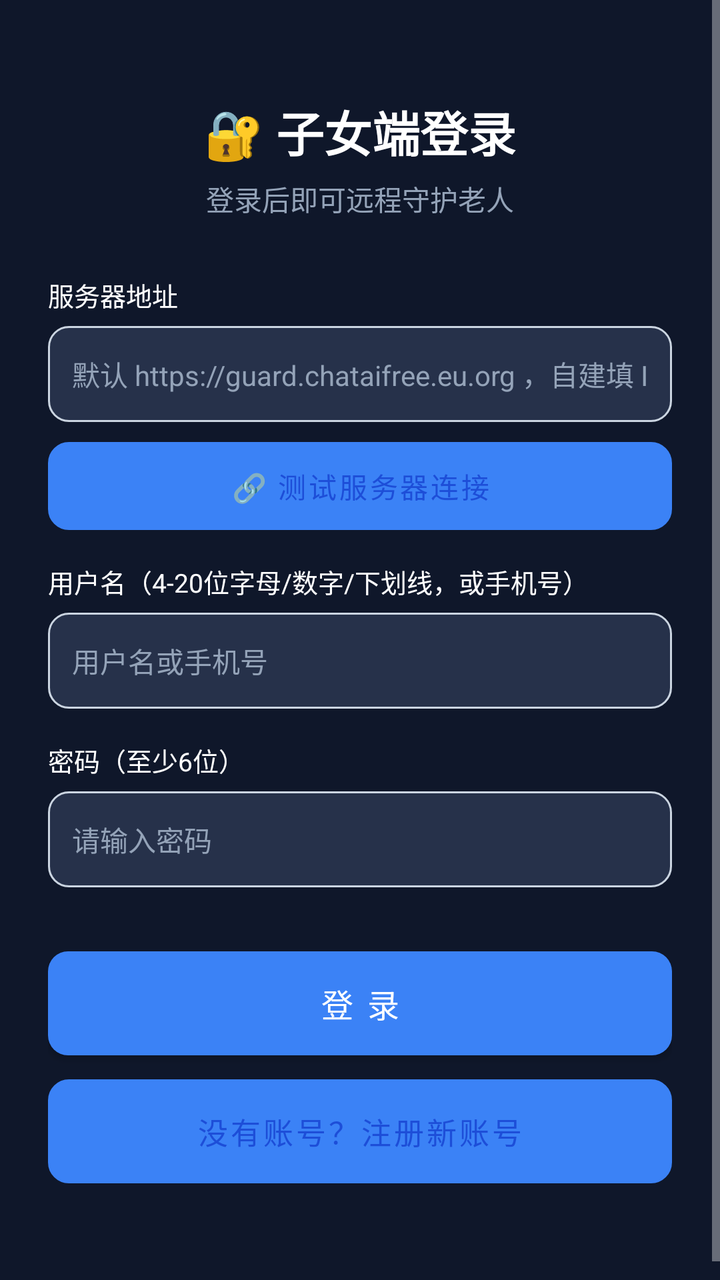
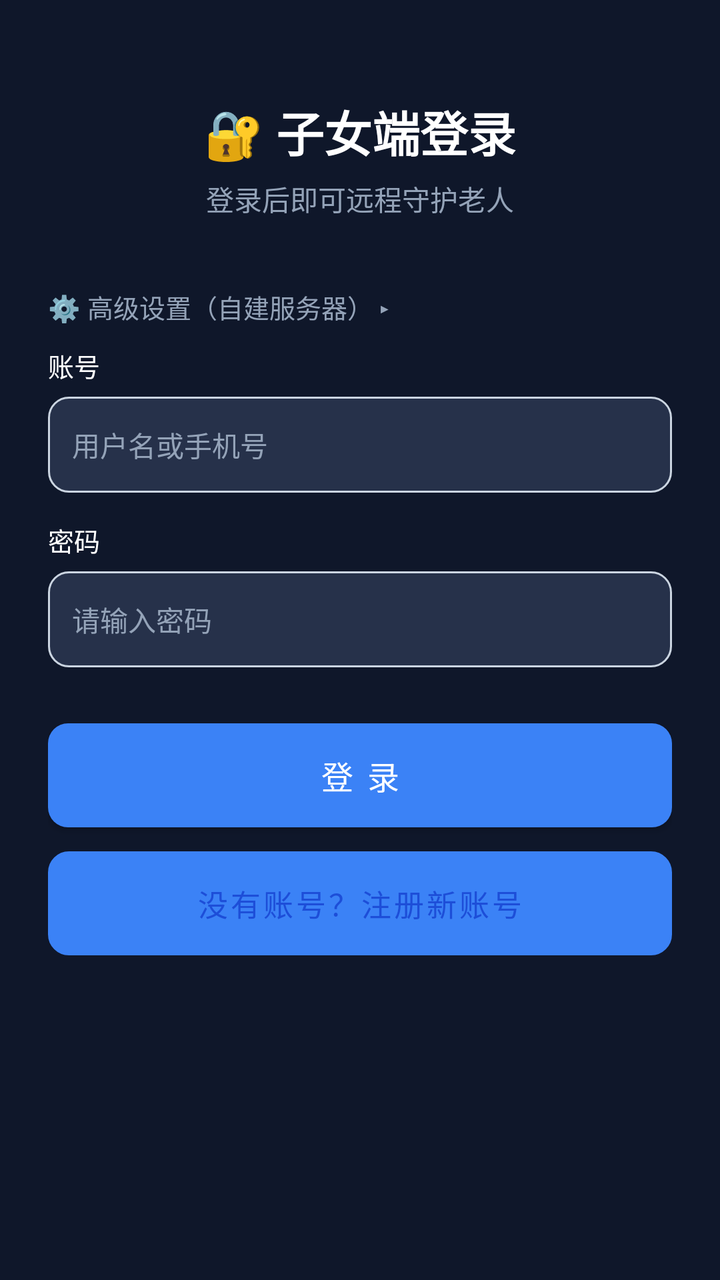

Two renders of the same Android screen: before a commit and after it. Below are the layout's source before the change and the commit's diff.
<!-- AndroidManifest.xml: application theme Theme.AntiFraudGuard -->
<!-- res/layout/activity_family_login.xml -->
<?xml version="1.0" encoding="utf-8"?>
<ScrollView xmlns:android="http://schemas.android.com/apk/res/android"
    android:layout_width="match_parent"
    android:layout_height="match_parent"
    android:background="?attr/appBg"
    android:fillViewport="true">

    <LinearLayout
        android:layout_width="match_parent"
        android:layout_height="wrap_content"
        android:orientation="vertical"
        android:padding="24dp">

        <TextView
            android:id="@+id/tv_login_title"
            android:layout_width="wrap_content"
            android:layout_height="wrap_content"
            android:layout_gravity="center_horizontal"
            android:layout_marginTop="24dp"
            android:text="🔐 子女端登录"
            android:textColor="?attr/appText"
            android:textSize="24sp"
            android:textStyle="bold" />

        <TextView
            android:layout_width="wrap_content"
            android:layout_height="wrap_content"
            android:layout_gravity="center_horizontal"
            android:layout_marginTop="6dp"
            android:layout_marginBottom="28dp"
            android:text="登录后即可远程守护老人"
            android:textColor="?attr/appTextDim"
            android:textSize="14sp" />

        <TextView
            android:layout_width="wrap_content"
            android:layout_height="wrap_content"
            android:text="服务器地址"
            android:textColor="?attr/appText"
            android:textSize="13sp" />

        <EditText
            android:id="@+id/et_server_url"
            android:layout_width="match_parent"
            android:layout_height="48dp"
            android:layout_marginTop="6dp"
            android:background="@drawable/bg_input"
            android:hint="默认 https://guard.chataifree.eu.org ，自建填 IP:3000"
            android:textColor="?attr/appText"
            android:textColorHint="#94A3B8"
            android:inputType="textUri"
            android:paddingHorizontal="12dp"
            android:textSize="14sp" />

        <Button
            android:id="@+id/btn_test_connection"
            android:layout_width="match_parent"
            android:layout_height="44dp"
            android:layout_marginTop="10dp"
            android:background="@drawable/bg_input"
            android:backgroundTint="#00000000"
            android:stateListAnimator="@null"
            android:text="🔗 测试服务器连接"
            android:textColor="#1D4ED8"
            android:textSize="14sp" />

        <TextView
            android:layout_width="wrap_content"
            android:layout_height="wrap_content"
            android:layout_marginTop="16dp"
            android:text="用户名（4-20位字母/数字/下划线，或手机号）"
            android:textColor="?attr/appText"
            android:textSize="13sp" />

        <EditText
            android:id="@+id/et_username"
            android:layout_width="match_parent"
            android:layout_height="48dp"
            android:layout_marginTop="6dp"
            android:background="@drawable/bg_input"
            android:hint="用户名或手机号"
            android:textColor="?attr/appText"
            android:textColorHint="#94A3B8"
            android:inputType="text"
            android:paddingHorizontal="12dp"
            android:textSize="14sp" />

        <TextView
            android:layout_width="wrap_content"
            android:layout_height="wrap_content"
            android:layout_marginTop="16dp"
            android:text="密码（至少6位）"
            android:textColor="?attr/appText"
            android:textSize="13sp" />

        <EditText
            android:id="@+id/et_password"
            android:layout_width="match_parent"
            android:layout_height="48dp"
            android:layout_marginTop="6dp"
            android:background="@drawable/bg_input"
            android:hint="请输入密码"
            android:textColor="?attr/appText"
            android:textColorHint="#94A3B8"
            android:inputType="textPassword"
            android:paddingHorizontal="12dp"
            android:textSize="14sp" />

        <TextView
            android:id="@+id/label_phone"
            android:layout_width="wrap_content"
            android:layout_height="wrap_content"
            android:layout_marginTop="16dp"
            android:text="手机号 *（必填，紧急时一键拨给子女）"
            android:textColor="?attr/appText"
            android:textSize="13sp"
            android:visibility="gone" />

        <EditText
            android:id="@+id/et_phone"
            android:layout_width="match_parent"
            android:layout_height="48dp"
            android:layout_marginTop="6dp"
            android:background="@drawable/bg_input"
            android:hint="11 位手机号（必填）"
            android:textColor="?attr/appText"
            android:textColorHint="#94A3B8"
            android:inputType="phone"
            android:maxLength="13"
            android:paddingHorizontal="12dp"
            android:textSize="14sp"
            android:visibility="gone" />

        <TextView
            android:id="@+id/label_nickname"
            android:layout_width="wrap_content"
            android:layout_height="wrap_content"
            android:layout_marginTop="16dp"
            android:text="昵称（如：张强(儿子)）"
            android:textColor="?attr/appText"
            android:textSize="13sp"
            android:visibility="gone" />

        <EditText
            android:id="@+id/et_nickname"
            android:layout_width="match_parent"
            android:layout_height="48dp"
            android:layout_marginTop="6dp"
            android:background="@drawable/bg_input"
            android:hint="如：张强(儿子)"
            android:textColor="?attr/appText"
            android:textColorHint="#94A3B8"
            android:inputType="text"
            android:paddingHorizontal="12dp"
            android:textSize="14sp"
            android:visibility="gone" />

        <Button
            android:id="@+id/btn_login"
            android:layout_width="match_parent"
            android:layout_height="52dp"
            android:layout_marginTop="32dp"
            android:background="@drawable/bg_btn_primary"
            android:text="登 录"
            android:textColor="#FFFFFF"
            android:textSize="16sp" />

        <Button
            android:id="@+id/btn_register"
            android:layout_width="match_parent"
            android:layout_height="52dp"
            android:layout_marginTop="12dp"
            android:background="@drawable/bg_input"
            android:text="没有账号？注册新账号"
            android:textColor="#1D4ED8"
            android:textSize="15sp"
            android:backgroundTint="#00000000"
            android:stateListAnimator="@null" />

        <TextView
            android:id="@+id/tv_login_status"
            android:layout_width="match_parent"
            android:layout_height="wrap_content"
            android:layout_marginTop="16dp"
            android:gravity="center"
            android:textColor="#EF4444"
            android:textSize="13sp" />

    </LinearLayout>
</ScrollView>
<!-- resources referenced by this layout -->
<resources>
  <!-- drawable bg_btn_primary (drawable) -->
  <?xml version="1.0" encoding="utf-8"?>
  <shape xmlns:android="http://schemas.android.com/apk/res/android" android:shape="rectangle">
      <solid android:color="#3B82F6" />
      <corners android:radius="10dp" />
  </shape>
  <!-- drawable bg_input (drawable) -->
  <?xml version="1.0" encoding="utf-8"?>
  <shape xmlns:android="http://schemas.android.com/apk/res/android" android:shape="rectangle">
      <solid android:color="?attr/appInputBg" />
      <corners android:radius="10dp" />
      <stroke android:width="1dp" android:color="#CBD5E1" />
  </shape>
  <style name="Theme.AntiFraudGuard" parent="Theme.MaterialComponents.NoActionBar">
          
          <item name="colorPrimary">@color/blue_500</item>
          <item name="colorPrimaryVariant">@color/blue_700</item>
          <item name="colorOnPrimary">@color/white</item>
          
          <item name="colorSecondary">@color/emerald_500</item>
          <item name="colorSecondaryVariant">@color/emerald_700</item>
          <item name="colorOnSecondary">@color/white</item>
  
          <item name="appBg">#0F172A</item>
          <item name="appCard">#1E293B</item>
          <item name="appCardAlt">#26314A</item>
          <item name="appText">#FFFFFF</item>
          <item name="appTextDim">#94A3B8</item>
          <item name="appDivider">#334155</item>
          <item name="appInputBg">#26314A</item>
          <item name="appInputText">#FFFFFF</item>
  
          
          <item name="android:statusBarColor">#0F172A</item>
          <item name="android:windowBackground">#0F172A</item>
          <item name="android:navigationBarColor">#0F172A</item>
      </style>
  <color name="blue_500">#3B82F6</color>
  <color name="blue_700">#1D4ED8</color>
  <color name="white">#FFFFFFFF</color>
  <color name="emerald_500">#10B981</color>
  <color name="emerald_700">#047857</color>
</resources>

<!-- the commit's change to res/layout/activity_family_login.xml (unified diff, before → after) -->
@@ -27,91 +27,111 @@
             android:layout_height="wrap_content"
             android:layout_gravity="center_horizontal"
             android:layout_marginTop="6dp"
-            android:layout_marginBottom="28dp"
+            android:layout_marginBottom="24dp"
             android:text="登录后即可远程守护老人"
             android:textColor="?attr/appTextDim"
             android:textSize="14sp" />
 
-        <TextView
-            android:layout_width="wrap_content"
-            android:layout_height="wrap_content"
-            android:text="服务器地址"
-            android:textColor="?attr/appText"
-            android:textSize="13sp" />
-
-        <EditText
-            android:id="@+id/et_server_url"
-            android:layout_width="match_parent"
-            android:layout_height="48dp"
-            android:layout_marginTop="6dp"
-            android:background="@drawable/bg_input"
-            android:hint="默认 https://guard.chataifree.eu.org ，自建填 IP:3000"
-            android:textColor="?attr/appText"
-            android:textColorHint="#94A3B8"
-            android:inputType="textUri"
+        
+        <TextView
+            android:id="@+id/tv_toggle_advanced"
+            android:layout_width="match_parent"
+            android:layout_height="wrap_content"
+            android:background="?android:attr/selectableItemBackground"
+            android:gravity="center_vertical"
+            android:paddingVertical="10dp"
+            android:text="⚙️ 高级设置（自建服务器） ▸"
+            android:textColor="?attr/appTextDim"
+            android:textSize="13sp" />
+
+        <LinearLayout
+            android:id="@+id/ll_advanced"
+            android:layout_width="match_parent"
+            android:layout_height="wrap_content"
+            android:orientation="vertical"
+            android:visibility="gone">
+
+            <TextView
+                android:layout_width="wrap_content"
+                android:layout_height="wrap_content"
+                android:text="服务器地址"
+                android:textColor="?attr/appText"
+                android:textSize="13sp" />
+
+            <EditText
+                android:id="@+id/et_server_url"
+                android:layout_width="match_parent"
+                android:layout_height="48dp"
+                android:layout_marginTop="6dp"
+                android:background="@drawable/bg_input"
+                android:hint="留空使用默认，自建填 IP:3000"
+                android:textColor="?attr/appText"
+                android:textColorHint="#94A3B8"
+                android:inputType="textUri"
+                android:paddingHorizontal="12dp"
+                android:textSize="14sp" />
+
+            <Button
+                android:id="@+id/btn_test_connection"
+                android:layout_width="match_parent"
+                android:layout_height="44dp"
+                android:layout_marginTop="10dp"
+                android:layout_marginBottom="8dp"
+                android:background="@drawable/bg_input"
+                android:backgroundTint="#00000000"
+                android:stateListAnimator="@null"
+                android:text="🔗 测试服务器连接"
+                android:textColor="#1D4ED8"
+                android:textSize="14sp" />
+        </LinearLayout>
+
+        <TextView
+            android:layout_width="wrap_content"
+            android:layout_height="wrap_content"
+            android:text="账号"
+            android:textColor="?attr/appText"
+            android:textSize="13sp" />
+
+        <EditText
+            android:id="@+id/et_username"
+            android:layout_width="match_parent"
+            android:layout_height="48dp"
+            android:layout_marginTop="6dp"
+            android:background="@drawable/bg_input"
+            android:hint="用户名或手机号"
+            android:textColor="?attr/appText"
+            android:textColorHint="#94A3B8"
+            android:inputType="text"
             android:paddingHorizontal="12dp"
             android:textSize="14sp" />
 
-        <Button
-            android:id="@+id/btn_test_connection"
-            android:layout_width="match_parent"
-            android:layout_height="44dp"
-            android:layout_marginTop="10dp"
-            android:background="@drawable/bg_input"
-            android:backgroundTint="#00000000"
-            android:stateListAnimator="@null"
-            android:text="🔗 测试服务器连接"
-            android:textColor="#1D4ED8"
+        <TextView
+            android:layout_width="wrap_content"
+            android:layout_height="wrap_content"
+            android:layout_marginTop="14dp"
+            android:text="密码"
+            android:textColor="?attr/appText"
+            android:textSize="13sp" />
+
+        <EditText
+            android:id="@+id/et_password"
+            android:layout_width="match_parent"
+            android:layout_height="48dp"
+            android:layout_marginTop="6dp"
+            android:background="@drawable/bg_input"
+            android:hint="请输入密码"
+            android:textColor="?attr/appText"
+            android:textColorHint="#94A3B8"
+            android:inputType="textPassword"
+            android:paddingHorizontal="12dp"
             android:textSize="14sp" />
 
         <TextView
-            android:layout_width="wrap_content"
-            android:layout_height="wrap_content"
-            android:layout_marginTop="16dp"
-            android:text="用户名（4-20位字母/数字/下划线，或手机号）"
-            android:textColor="?attr/appText"
-            android:textSize="13sp" />
-
-        <EditText
-            android:id="@+id/et_username"
-            android:layout_width="match_parent"
-            android:layout_height="48dp"
-            android:layout_marginTop="6dp"
-            android:background="@drawable/bg_input"
-            android:hint="用户名或手机号"
-            android:textColor="?attr/appText"
-            android:textColorHint="#94A3B8"
-            android:inputType="text"
-            android:paddingHorizontal="12dp"
-            android:textSize="14sp" />
-
-        <TextView
-            android:layout_width="wrap_content"
-            android:layout_height="wrap_content"
-            android:layout_marginTop="16dp"
-            android:text="密码（至少6位）"
-            android:textColor="?attr/appText"
-            android:textSize="13sp" />
-
-        <EditText
-            android:id="@+id/et_password"
-            android:layout_width="match_parent"
-            android:layout_height="48dp"
-            android:layout_marginTop="6dp"
-            android:background="@drawable/bg_input"
-            android:hint="请输入密码"
-            android:textColor="?attr/appText"
-            android:textColorHint="#94A3B8"
-            android:inputType="textPassword"
-            android:paddingHorizontal="12dp"
-            android:textSize="14sp" />
-
-        <TextView
             android:id="@+id/label_phone"
             android:layout_width="wrap_content"
             android:layout_height="wrap_content"
-            android:layout_marginTop="16dp"
-            android:text="手机号 *（必填，紧急时一键拨给子女）"
+            android:layout_marginTop="14dp"
+            android:text="手机号（紧急警报一键拨给子女用，务必填写）"
             android:textColor="?attr/appText"
             android:textSize="13sp"
             android:visibility="gone" />
@@ -122,7 +142,7 @@
             android:layout_height="48dp"
             android:layout_marginTop="6dp"
             android:background="@drawable/bg_input"
-            android:hint="11 位手机号（必填）"
+            android:hint="11 位手机号"
             android:textColor="?attr/appText"
             android:textColorHint="#94A3B8"
             android:inputType="phone"
@@ -135,8 +155,8 @@
             android:id="@+id/label_nickname"
             android:layout_width="wrap_content"
             android:layout_height="wrap_content"
-            android:layout_marginTop="16dp"
-            android:text="昵称（如：张强(儿子)）"
+            android:layout_marginTop="14dp"
+            android:text="昵称（选填，老人端紧急拨号时显示）"
             android:textColor="?attr/appText"
             android:textSize="13sp"
             android:visibility="gone" />
@@ -147,7 +167,7 @@
             android:layout_height="48dp"
             android:layout_marginTop="6dp"
             android:background="@drawable/bg_input"
-            android:hint="如：张强(儿子)"
+            android:hint="如：张强（儿子）"
             android:textColor="?attr/appText"
             android:textColorHint="#94A3B8"
             android:inputType="text"
@@ -159,7 +179,7 @@
             android:id="@+id/btn_login"
             android:layout_width="match_parent"
             android:layout_height="52dp"
-            android:layout_marginTop="32dp"
+            android:layout_marginTop="28dp"
             android:background="@drawable/bg_btn_primary"
             android:text="登 录"
             android:textColor="#FFFFFF"
<!-- resource entries referenced after the edit -->
@@ -33,6 +33,14 @@
           <item name="appInputText">#FFFFFF</item>
   
           
+          <item name="appDangerBgSoft">#3F1A1E</item>
+          <item name="appWarnBgSoft">#3A2E12</item>
+          <item name="appWarnTextStrong">#FCD34D</item>
+          <item name="appWarnTextDim">#D4B36A</item>
+          <item name="appDangerTextStrong">#FCA5A5</item>
+          <item name="appDangerTextDim">#DCA9A9</item>
+  
+          
           <item name="android:statusBarColor">#0F172A</item>
           <item name="android:windowBackground">#0F172A</item>
           <item name="android:navigationBarColor">#0F172A</item>
